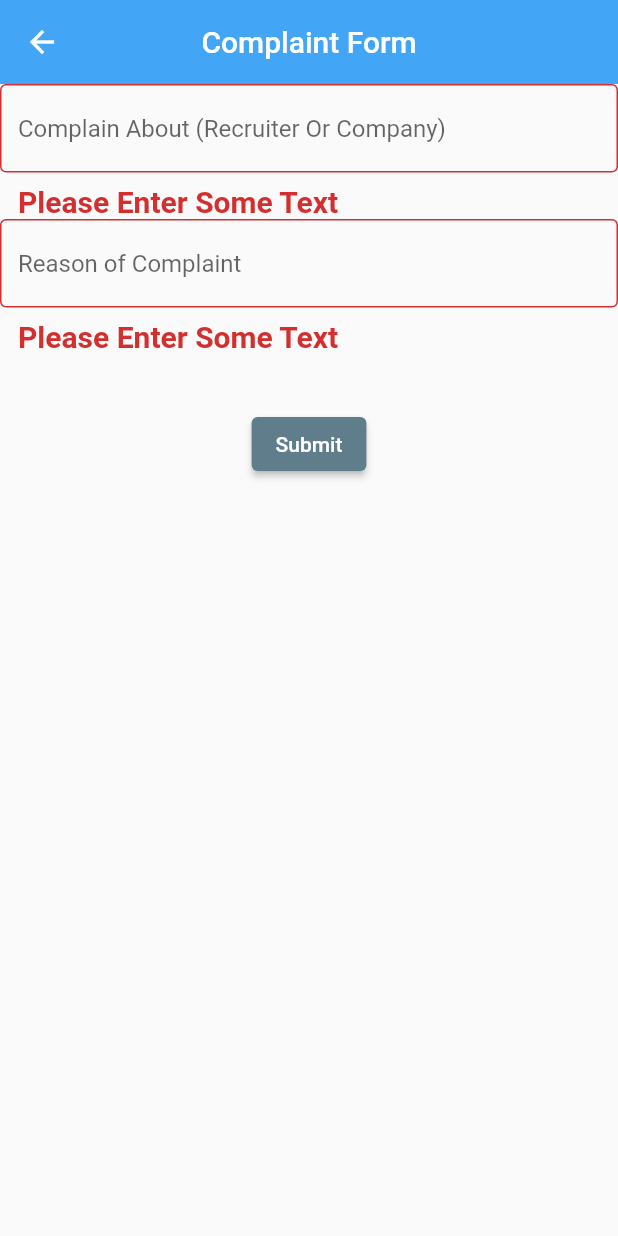
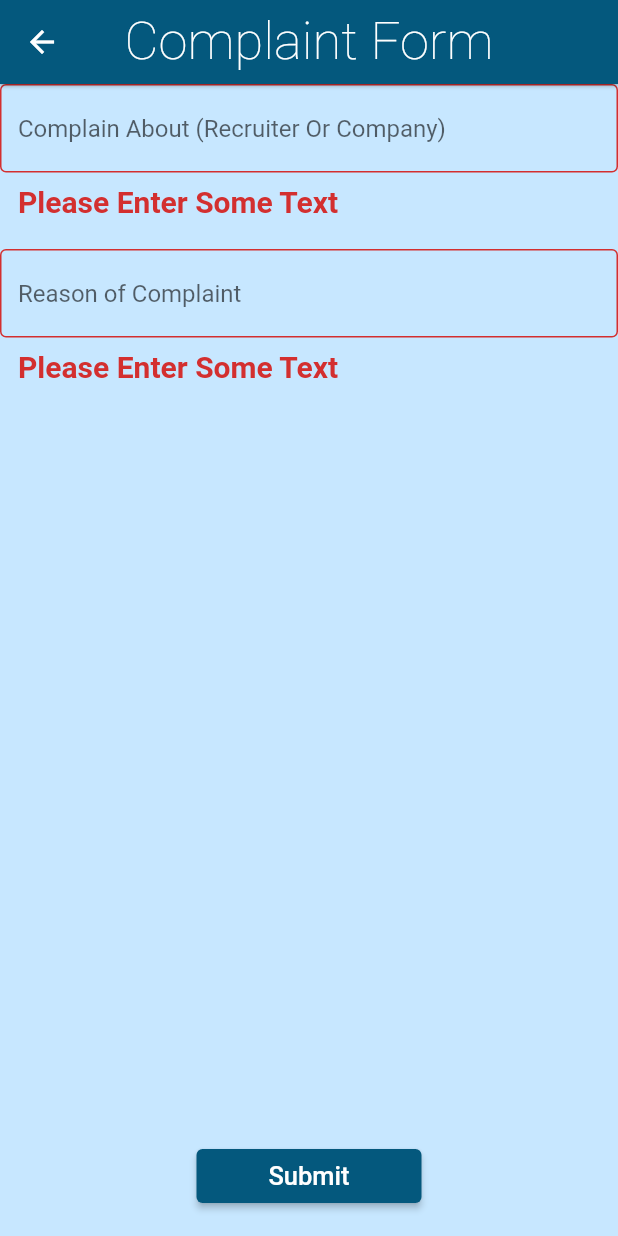
Before and after one commit to nadahanii/Int-Hire_GP, a Flutter app: the ComplaintForm screen opened directly, after a tap on "Submit", on a phone screen of 412 x 824 dp. Run offline on Flutter 3.47's test engine with Material 2 defaults, Android fonts, the phone set to English and light mode, and no system bars; our stand-ins replace csv, font_awesome_flutter, google_fonts, shared_preferences; accounts and stored records are empty; Roboto replaces fonts that are missing (RobotoCondensed).

Commit message:
started adding bottom navbar + sent theme to one screen + adjusted naming conventions

```diff
--- a/lib/Notifications/ComplaintForm_Page.dart
+++ /dev/null
@@ -1,73 +0,0 @@
-import 'package:flutter/material.dart';
-
-class ComplaintForm extends StatefulWidget{
-  @override
-  State<ComplaintForm> createState() => _ComplaintFormState();
-}
-
-class _ComplaintFormState extends State<ComplaintForm> {
-  final _formKey=GlobalKey<FormState>();
-  @override
-  Widget build(BuildContext context) {
-    return Scaffold(
-      appBar: AppBar(
-        backgroundColor: Colors.blue[400],
-        elevation: 0.0,
-        title: Text(
-            'Complaint Form'
-        ),
-        centerTitle: true,
-      ),
-      body: Form(
-        key: _formKey,
-        child: Column(
-            crossAxisAlignment: CrossAxisAlignment.center,
-
-            children:[
-              TextFormField(
-                decoration: InputDecoration(
-                    border: OutlineInputBorder(),
-                    hintText: 'Complain About (Recruiter Or Company)'
-                ),
-                validator: (value){
-                  if(value==null ||value.isEmpty){
-                    return'Please Enter Some Text';
-                  }
-                  return null;
-                },
-              ),
-              TextFormField(
-                decoration: InputDecoration(
-                    border: OutlineInputBorder(),
-                    hintText: 'Reason of Complaint'
-                ),
-                validator: (value){
-                  if(value==null ||value.isEmpty){
-                    return'Please Enter Some Text';
-                  }
-                  return null;
-                },
-              ),
-              SizedBox(
-                height: 20.0,
-              ),
-              Padding(
-                  padding: EdgeInsets.symmetric(vertical: 16.0),
-                  child:ElevatedButton(
-                    onPressed: (){
-                      if(_formKey.currentState!.validate()){
-                        ScaffoldMessenger.of(context).showSnackBar(
-                          const SnackBar(content: Text('Prossesing Data')),
-                        );
-                      }
-                    },
-                    child: Text('Submit'),
-                  )
-              )
-            ]
-        ),
-      ),
-
-    );
-  }
-}
--- a/lib/models/GlobalTheme.dart
+++ b/lib/models/GlobalTheme.dart
@@ -6,7 +6,9 @@ import 'package:google_fonts/google_fonts.dart';
 class GlobalTheme with ChangeNotifier {
   final globalTheme = ThemeData(
     primarySwatch: Colors.blueGrey,
-    backgroundColor: /*Color.fromRGBO(199, 231, 255, 1)*/Color.fromRGBO(255,198,196,1),
+    backgroundColor: Color.fromRGBO(199, 231, 255,1),
+
+    //buttonColor: Color.fromRGBO(4,88,125,1) ,
     textTheme: const TextTheme(
       labelMedium: TextStyle(
         fontWeight: FontWeight.bold,
@@ -28,7 +30,7 @@ class GlobalTheme with ChangeNotifier {
           fontSize: 20
       ),
       headline1: TextStyle( ///title in appBar
-        color: Colors.white/*Color.fromRGBO(4,88,125,1)*/,
+        color: Colors.white,
         fontSize: 35,
         //fontFamily: 'Allison',
       ),
@@ -38,6 +40,7 @@ class GlobalTheme with ChangeNotifier {
           color: Colors.black,
           fontSize: 24
       ),
+
     ),
     appBarTheme: const AppBarTheme(
       backgroundColor: Color.fromRGBO(4, 88, 125, 1),
--- a/lib/screens/applicant_register_screen.dart
+++ b/lib/screens/applicant_register_screen.dart
@@ -7,9 +7,9 @@ import '../models/applicant_user.dart';
 import '../models/job.dart';
 
 class applicant_register_screen extends StatefulWidget {
-  final ThemeData registerTheme;
+  //final ThemeData registerTheme;
   static const routeName = '/applicant_register_screen';
-  const applicant_register_screen({Key? key,required this.registerTheme}) : super(key: key);
+  const applicant_register_screen({Key? key,/*required this.registerTheme*/}) : super(key: key);
 
   @override
   State<applicant_register_screen> createState() => _applicant_register_screenState();
@@ -57,7 +57,7 @@ class _applicant_register_screenState extends State<applicant_register_screen> {
   @override
   Widget build(BuildContext context) {
     return  Scaffold(
-      backgroundColor: widget.registerTheme.backgroundColor,
+      backgroundColor: Theme.of(context).backgroundColor,
       body: Center(
           child: SingleChildScrollView(
             child: Form(
--- a/lib/screens/complain_form.dart
+++ b/lib/screens/complain_form.dart
@@ -1,8 +1,8 @@
 import 'package:flutter/material.dart';
 
 class ComplaintForm extends StatefulWidget{
-  final ThemeData complaintTheme;
-  const ComplaintForm({Key? key,required this.complaintTheme}) : super(key: key);
+  //final ThemeData complaintTheme;
+  const ComplaintForm({Key? key,}) : super(key: key);
   @override
   State<ComplaintForm> createState() => _ComplaintFormState();
 }
@@ -12,10 +12,10 @@ class _ComplaintFormState extends State<ComplaintForm> {
   @override
   Widget build(BuildContext context) {
     return Scaffold(
-      backgroundColor: widget.complaintTheme.backgroundColor,
+      backgroundColor: Theme.of(context).backgroundColor,
       appBar: AppBar(
-        backgroundColor: widget.complaintTheme.appBarTheme.backgroundColor,
-        //backgroundColor: Theme.of(context).scaffoldBackgroundColor,
+        backgroundColor: Theme.of(context).appBarTheme.backgroundColor,
+
         elevation: 1,
         leading: IconButton(
             onPressed: (){
@@ -28,7 +28,7 @@ class _ComplaintFormState extends State<ComplaintForm> {
         ),
         title: Text(
             'Complaint Form',
-          style:widget.complaintTheme.textTheme.headline1,
+          style:Theme.of(context).textTheme.headline1,
         ),
         centerTitle: true,
       ),
--- a/lib/screens/ForgetPassword_Screen.dart
+++ b/lib/screens/forget_password_screen.dart
@@ -7,8 +7,8 @@ import '../helpers/pair.dart';
 class ForgotPassword extends StatefulWidget {
   //const ForgotPassword({Key? key}) : super(key: key);
   static const routeName = '/ForgetPassword_Screen';
-  final ThemeData registerTheme;
-  ForgotPassword({Key? key , required this.registerTheme}) : super(key: key);
+  //final ThemeData registerTheme;
+  ForgotPassword({Key? key , }) : super(key: key);
 
 
   @override
@@ -21,7 +21,7 @@ class _ForgotPasswordState extends State<ForgotPassword> {
   @override
   Widget build(BuildContext context) {
     return Scaffold(
-        backgroundColor: widget.registerTheme.backgroundColor,
+        backgroundColor: Theme.of(context).backgroundColor,
         //appBar: AppBar(),
         body: Padding(
             padding: const EdgeInsets.all(20.0),
--- a/lib/screens/notification_page.dart
+++ b/lib/screens/notification_page.dart
@@ -1,9 +1,9 @@
 import 'package:flutter/material.dart';
 
 import 'complain_form.dart';
-class Notification_page extends StatelessWidget{
+class NotificationPage extends StatelessWidget{
   final ThemeData notificationTheme;
-  const Notification_page({Key? key,required this.notificationTheme}) : super(key: key);
+  const NotificationPage({Key? key,required this.notificationTheme}) : super(key: key);
   static const routeName = '/Notifications';
   @override
   Widget build(BuildContext context) {
@@ -30,7 +30,7 @@ class Notification_page extends StatelessWidget{
       floatingActionButton: FloatingActionButton(
         onPressed: () {
           Navigator.of(context).push(MaterialPageRoute(builder:
-              (context)=>ComplaintForm(complaintTheme: this.notificationTheme,)));
+              (context)=>ComplaintForm()));
         },
         backgroundColor: this.notificationTheme.appBarTheme.backgroundColor,
         child:Image.asset(
--- a/lib/screens/profile_screen.dart
+++ b/lib/screens/profile_screen.dart
@@ -1,8 +1,7 @@
 import 'package:flutter/material.dart';
 
 class ProfileScreen extends StatelessWidget {
-  final ThemeData profileTheme;
-  const ProfileScreen({Key? key,required this.profileTheme}) : super(key: key);
+  const ProfileScreen({Key? key,}) : super(key: key);
   static const routeName = '/profile_Screen';
   //static const routeName = '/GetUserInfo';
 
@@ -10,7 +9,7 @@ class ProfileScreen extends StatelessWidget {
   Widget build(BuildContext context) {
 
     return Scaffold(
-      backgroundColor: this.profileTheme.backgroundColor,
+      backgroundColor: Theme.of(context).backgroundColor,
       appBar: AppBar(
         title: Text("Profile"),
       ),
--- a/lib/screens/splash_screen.dart
+++ b/lib/screens/splash_screen.dart
@@ -4,8 +4,8 @@ import 'package:flutter/material.dart';
 class SplashScreen extends StatefulWidget {
 
   static const routeName = '/splash_screen';
-  final ThemeData SplashTheme;
-  SplashScreen({Key? key, required this.SplashTheme}) : super(key: key);
+  //final ThemeData SplashTheme;
+  SplashScreen({Key? key, /*required this.SplashTheme*/}) : super(key: key);
 
 @override
 State<SplashScreen> createState() => _SplashScreenState();
@@ -16,7 +16,7 @@ class _SplashScreenState extends State<SplashScreen> {
   @override
   Widget build(BuildContext context) {
     return Scaffold(
-      backgroundColor: Color.fromRGBO(255,198,196,1),
+      backgroundColor: Color.fromRGBO(255,198,196, 1),
         body: Padding(
             padding: const EdgeInsets.all(15.0),
             child: Form(
```
Also changed, not shown: lib/Notifications/Notifications_Page.dart (deleted, +0 -74 lines), lib/Settings/settingspage.dart (deleted, +0 -143 lines), lib/main.dart (+18 -21 lines), lib/screens/history_home_screen.dart (renamed from lib/screens/HistoryHomePage.dart, +8 -8 lines), lib/screens/job_view.dart (+4 -4 lines), lib/screens/login_screen.dart (renamed from lib/screens/Login_Screen.dart, +6 -6 lines), lib/screens/navbar_screen.dart (added, +30 -0 lines), lib/screens/recruiter_register_screen.dart (+4 -4 lines), lib/screens/register_screen.dart (renamed from lib/screens/Register_Screen.dart, +7 -7 lines), lib/screens/settings_page.dart (+9 -9 lines), lib/widgets/main_drawer.dart (+11 -11 lines).
